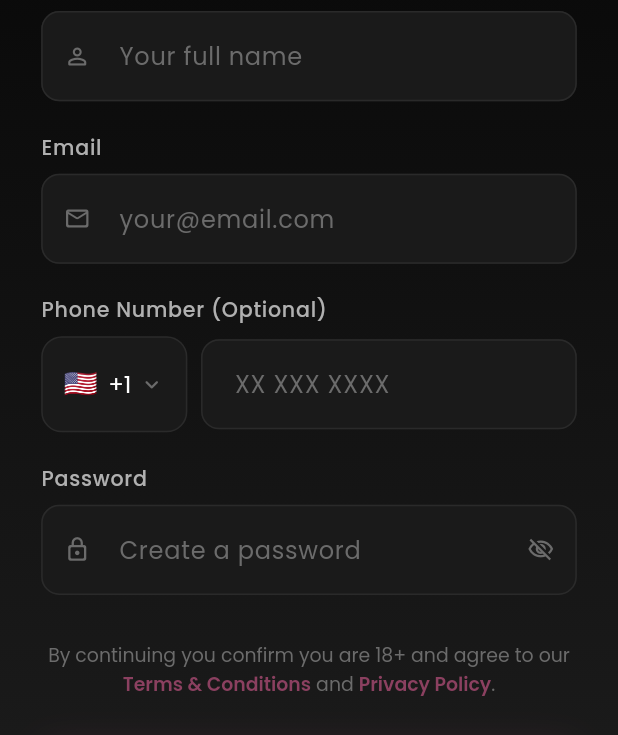
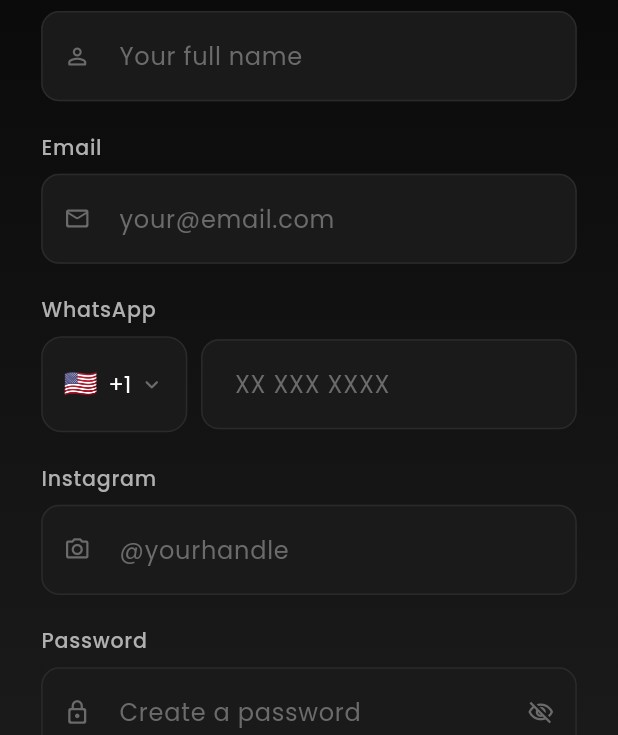
Before and after one commit to troyreedstudio/studio, a Flutter app: the SignUpPage screen opened directly, on a phone screen of 412 x 824 dp, the part 501-1236 px from its top. Run offline on Flutter 3.47's test engine with Material 3 defaults, Android fonts, the phone set to English and light mode, and no system bars; our stand-ins replace cached_network_image, flutter_easyloading, flutter_screenutil, flutter_svg, fluttertoast, font_awesome_flutter and 10 more; accounts and stored records are empty.

Commit message:
Add Instagram handle and WhatsApp fields to sign-up flow
Captures Instagram handles at registration for remarketing. Renames
phone field to WhatsApp. Frontend and backend wired end-to-end —
Prisma schema already had the instagram column.

Co-Authored-By: claude-flow <ruv@ruv.net>

```diff
--- a/projects/pink-pineapple/app/lib/core/const/user_info/user_info_model.dart
+++ b/projects/pink-pineapple/app/lib/core/const/user_info/user_info_model.dart
@@ -50,6 +50,7 @@ class UserProfile {
   final String? fullAddress;
   final String? bio;
   final String? phoneNumber;
+  final String? instagram;
   final String? status;
   final String? profileImage;
   final bool? isCompleteProfile;
@@ -66,6 +67,7 @@ class UserProfile {
     this.fullAddress,
     this.bio,
     this.phoneNumber,
+    this.instagram,
     this.status,
     this.profileImage,
     this.isCompleteProfile,
@@ -83,6 +85,7 @@ class UserProfile {
     String? fullAddress,
     String? bio,
     String? phoneNumber,
+    String? instagram,
     String? status,
     String? profileImage,
     bool? isCompleteProfile,
@@ -99,6 +102,7 @@ class UserProfile {
         fullAddress: fullAddress ?? this.fullAddress,
         bio: bio ?? this.bio,
         phoneNumber: phoneNumber ?? this.phoneNumber,
+        instagram: instagram ?? this.instagram,
         status: status ?? this.status,
         profileImage: profileImage ?? this.profileImage,
         isCompleteProfile: isCompleteProfile ?? this.isCompleteProfile,
@@ -116,6 +120,7 @@ class UserProfile {
     fullAddress: json["fullAddress"],
     bio: json["bio"],
     phoneNumber: json["phoneNumber"],
+    instagram: json["instagram"],
     status: json["status"],
     profileImage: json["profileImage"],
     isCompleteProfile: json["isCompleteProfile"],
@@ -133,6 +138,7 @@ class UserProfile {
     "fullAddress": fullAddress,
     "bio": bio,
     "phoneNumber": phoneNumber,
+    "instagram": instagram,
     "status": status,
     "profileImage": profileImage,
     "isCompleteProfile": isCompleteProfile,
--- a/projects/pink-pineapple/app/lib/feature/auth/controller/2.sign_up_cnt.dart
+++ b/projects/pink-pineapple/app/lib/feature/auth/controller/2.sign_up_cnt.dart
@@ -55,6 +55,7 @@ class SignInController extends GetxController {
     String name,
     String email,
     String phone,
+    String instagram,
     String address,
     String password,
   ) async {
@@ -74,6 +75,7 @@ class SignInController extends GetxController {
         "email": email,
         "role": "USER",
         "password": password,
+        "instagram": instagram,
       };
       log(requestBody.toString());
       final response = await _networkConfig.ApiRequestHandler(
--- a/projects/pink-pineapple/app/lib/feature/auth/ui/2.sign_up_ui.dart
+++ b/projects/pink-pineapple/app/lib/feature/auth/ui/2.sign_up_ui.dart
@@ -18,6 +18,7 @@ class SignUpPage extends StatelessWidget {
   final TextEditingController passwordController = TextEditingController();
   final TextEditingController nameController = TextEditingController();
   final TextEditingController phoneController = TextEditingController();
+  final TextEditingController instagramController = TextEditingController();
   final TextEditingController addressController = TextEditingController();
   final SignInController controller = Get.put(SignInController());
 
@@ -152,9 +153,9 @@ class SignUpPage extends StatelessWidget {
                 ),
                 SizedBox(height: 16.h),
 
-                // Phone (Optional)
+                // WhatsApp
                 Text(
-                  'Phone Number (Optional)',
+                  'WhatsApp',
                   style: GoogleFonts.poppins(
                     fontSize: 12.sp,
                     color: AppColors.textSecondary,
@@ -228,6 +229,30 @@ class SignUpPage extends StatelessWidget {
                       ),
                     ),
                   ],
+                ),
+                SizedBox(height: 16.h),
+
+                // Instagram
+                Text(
+                  'Instagram',
+                  style: GoogleFonts.poppins(
+                    fontSize: 12.sp,
+                    color: AppColors.textSecondary,
+                    fontWeight: FontWeight.w500,
+                    letterSpacing: 0.5,
+                  ),
+                ),
+                SizedBox(height: 6.h),
+                TextField(
+                  controller: instagramController,
+                  style: GoogleFonts.poppins(
+                    color: AppColors.textPrimary,
+                    fontSize: 14.sp,
+                  ),
+                  decoration: _brandInputDecoration(
+                    hint: '@yourhandle',
+                    prefixIcon: Icons.camera_alt_outlined,
+                  ),
                 ),
                 SizedBox(height: 16.h),
 
@@ -346,6 +371,7 @@ class SignUpPage extends StatelessWidget {
                                 nameController.text,
                                 emailController.text,
                                 phoneController.text,
+                                instagramController.text,
                                 addressController.text,
                                 passwordController.text,
                               );
```
Also changed, not shown: 2 other files.
